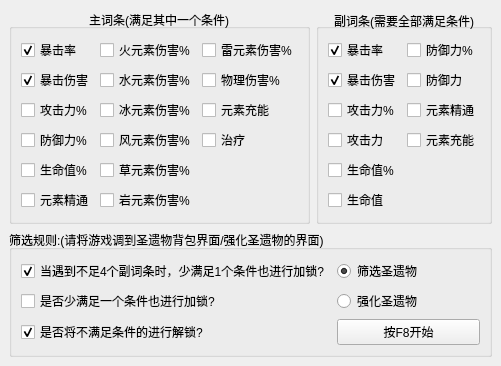
Above: ui/main.ui from luxiaolan6373/GenshinArtifactsintensify before the change. Below: the same form after it.
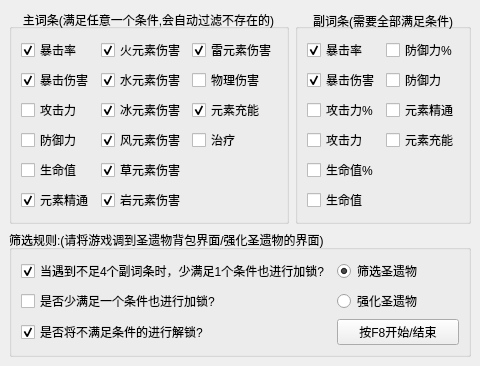
That is the form after the change.

Patch:
```diff
--- a/ui/main.ui
+++ b/ui/main.ui
@@ -18,7 +18,7 @@
     <item row="0" column="0">
      <widget class="QGroupBox" name="groupBox_2">
       <property name="title">
-       <string>主词条(满足其中一个条件)</string>
+       <string>主词条(满足任意一个条件,会自动过滤不存在的)</string>
       </property>
       <property name="alignment">
        <set>Qt::AlignCenter</set>
@@ -30,7 +30,7 @@
        <item row="1" column="2">
         <widget class="QCheckBox" name="cb_wulishanghai">
          <property name="text">
-          <string>物理伤害%</string>
+          <string>物理伤害</string>
          </property>
         </widget>
        </item>
@@ -57,7 +57,10 @@
        <item row="4" column="1">
         <widget class="QCheckBox" name="cb_caoyuansu">
          <property name="text">
-          <string>草元素伤害%</string>
+          <string>草元素伤害</string>
+         </property>
+         <property name="checked">
+          <bool>true</bool>
          </property>
         </widget>
        </item>
@@ -66,47 +69,65 @@
          <property name="text">
           <string>元素充能</string>
          </property>
+         <property name="checked">
+          <bool>true</bool>
+         </property>
         </widget>
        </item>
        <item row="4" column="0">
         <widget class="QCheckBox" name="cb_shengingzhibaifenbi">
          <property name="text">
-          <string>生命值%</string>
+          <string>生命值</string>
          </property>
         </widget>
        </item>
        <item row="0" column="1">
         <widget class="QCheckBox" name="cb_huoyuansu">
          <property name="text">
-          <string>火元素伤害%</string>
+          <string>火元素伤害</string>
+         </property>
+         <property name="checked">
+          <bool>true</bool>
          </property>
         </widget>
        </item>
        <item row="2" column="1">
         <widget class="QCheckBox" name="cb_bingyuansu">
          <property name="text">
-          <string>冰元素伤害%</string>
+          <string>冰元素伤害</string>
+         </property>
+         <property name="checked">
+          <bool>true</bool>
          </property>
         </widget>
        </item>
        <item row="3" column="1">
         <widget class="QCheckBox" name="c_fengyuansu">
          <property name="text">
-          <string>风元素伤害%</string>
+          <string>风元素伤害</string>
+         </property>
+         <property name="checked">
+          <bool>true</bool>
          </property>
         </widget>
        </item>
        <item row="5" column="1">
         <widget class="QCheckBox" name="cb_yanyuansu">
          <property name="text">
-          <string>岩元素伤害%</string>
+          <string>岩元素伤害</string>
+         </property>
+         <property name="checked">
+          <bool>true</bool>
          </property>
         </widget>
        </item>
        <item row="1" column="1">
         <widget class="QCheckBox" name="cb_shuiyuansu">
          <property name="text">
-          <string>水元素伤害%</string>
+          <string>水元素伤害</string>
+         </property>
+         <property name="checked">
+          <bool>true</bool>
          </property>
         </widget>
        </item>
@@ -115,26 +136,32 @@
          <property name="text">
           <string>元素精通</string>
          </property>
+         <property name="checked">
+          <bool>true</bool>
+         </property>
         </widget>
        </item>
        <item row="2" column="0">
         <widget class="QCheckBox" name="cb_gongjlibaifenbi">
          <property name="text">
-          <string>攻击力%</string>
+          <string>攻击力</string>
          </property>
         </widget>
        </item>
        <item row="3" column="0">
         <widget class="QCheckBox" name="cb_fangyulibaifenbi">
          <property name="text">
-          <string>防御力%</string>
+          <string>防御力</string>
          </property>
         </widget>
        </item>
        <item row="0" column="2">
         <widget class="QCheckBox" name="cb_leiyuansu">
          <property name="text">
-          <string>雷元素伤害%</string>
+          <string>雷元素伤害</string>
+         </property>
+         <property name="checked">
+          <bool>true</bool>
          </property>
         </widget>
        </item>
@@ -301,7 +328,7 @@
           <bool>true</bool>
          </property>
          <property name="text">
-          <string>按F8开始</string>
+          <string>按F8开始/结束</string>
          </property>
         </widget>
        </item>
```
